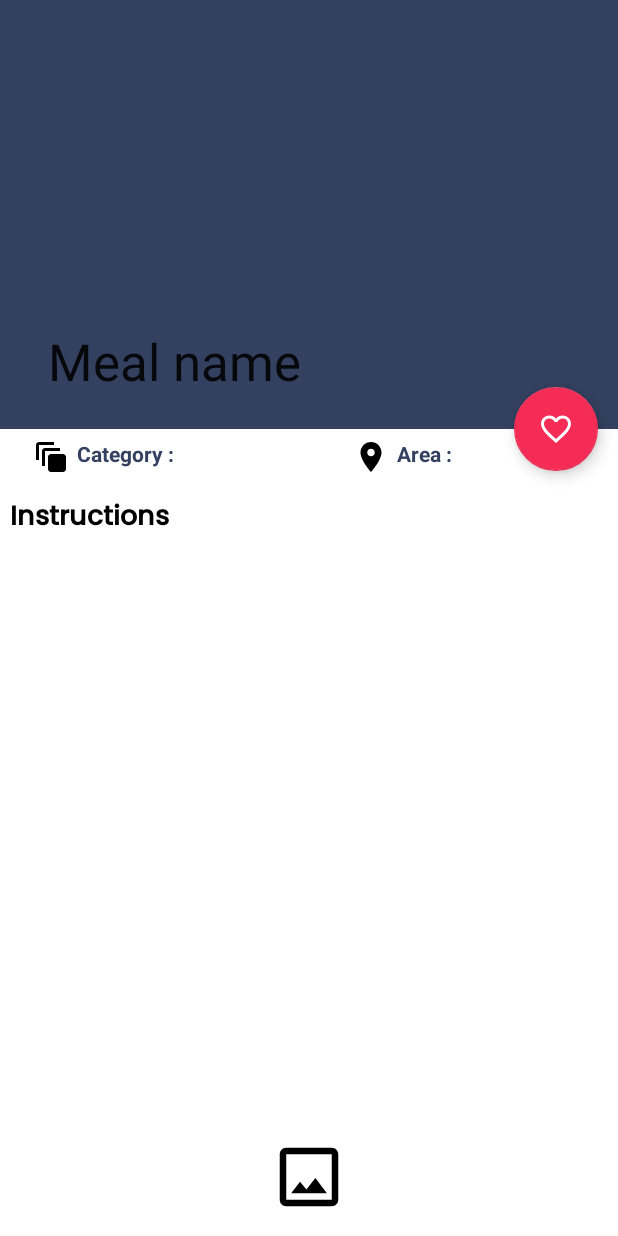
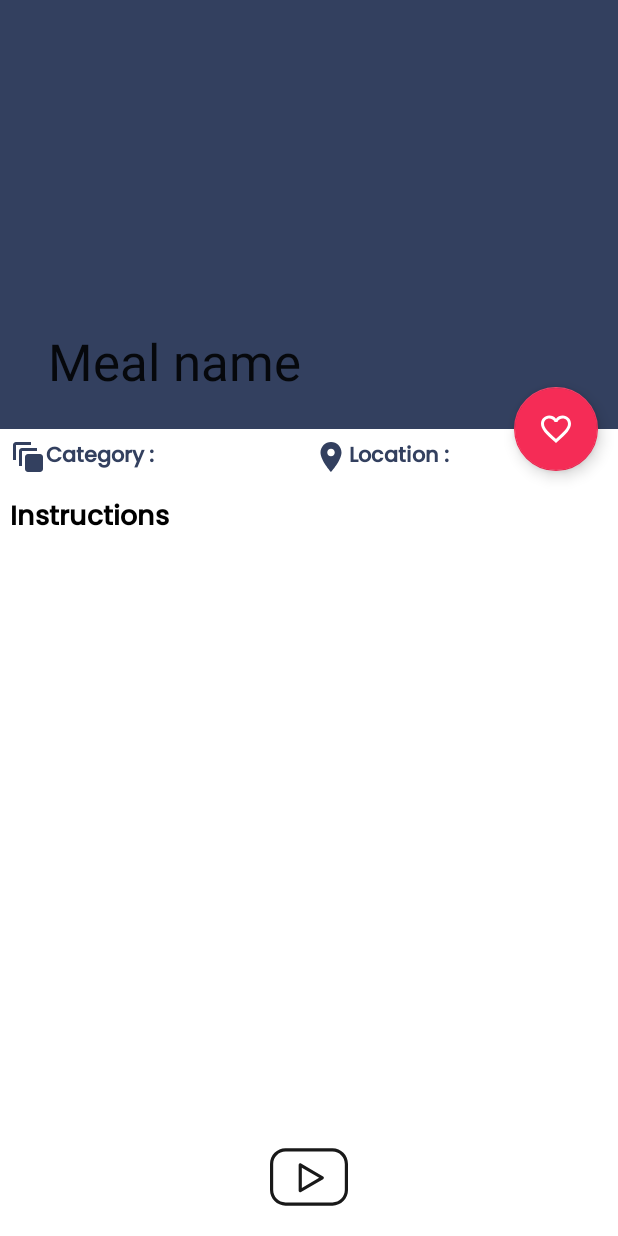
Before and after one commit to SashaWouse/FoodApp, an Android app: the layout activity_meal.xml on its own in the app's theme, with its tools: preview values and no code run, on a phone screen of 412 x 824 dp. Run offline under Robolectric (Android 15) with nearby library versions, the phone set to English and light mode, and no system bars.

Commit message:
MealViewModel, TouTube link

```diff
--- a/app/src/main/java/com/example/foodapp/retrofit/TheMealDBApi.kt
+++ b/app/src/main/java/com/example/foodapp/retrofit/TheMealDBApi.kt
@@ -3,9 +3,13 @@ package com.example.foodapp.retrofit
 import com.example.foodapp.data.MealList
 import retrofit2.Call
 import retrofit2.http.GET
+import retrofit2.http.Query
 
 interface TheMealDBApi {
 
     @GET("random.php")
     fun getRandomMeal(): Call<MealList>
+
+    @GET("lookup.php?")
+    fun getMealDetails(@Query("i") id:String) : Call<MealList>
 }
--- a/app/src/main/res/drawable/ic_insta.xml
+++ /dev/null
@@ -1,5 +0,0 @@
-<vector android:height="24dp" android:tint="#000000"
-    android:viewportHeight="24" android:viewportWidth="24"
-    android:width="24dp" xmlns:android="http://schemas.android.com/apk/res/android">
-    <path android:fillColor="@android:color/white" android:pathData="M19,3L5,3c-1.1,0 -2,0.9 -2,2v14c0,1.1 0.9,2 2,2h14c1.1,0 2,-0.9 2,-2L21,5c0,-1.1 -0.9,-2 -2,-2zM19,19L5,19L5,5h14v14zM13.96,12.29l-2.75,3.54 -1.96,-2.36L6.5,17h11l-3.54,-4.71z"/>
-</vector>
--- /dev/null
+++ b/app/src/main/res/drawable/ic_youtube.xml
@@ -0,0 +1,6 @@
+<vector android:alpha="0.9" android:height="49dp"
+    android:viewportHeight="49" android:viewportWidth="49"
+    android:width="49dp" xmlns:android="http://schemas.android.com/apk/res/android">
+    <path android:fillColor="#FF000000" android:pathData="M39.256,6.5H9.744C4.371,6.5 0,10.885 0,16.274v16.451c0,5.39 4.371,9.774 9.744,9.774h29.512c5.373,0 9.744,-4.385 9.744,-9.774V16.274C49,10.885 44.629,6.5 39.256,6.5zM47,32.726c0,4.287 -3.474,7.774 -7.744,7.774H9.744C5.474,40.5 2,37.012 2,32.726V16.274C2,11.988 5.474,8.5 9.744,8.5h29.512c4.27,0 7.744,3.488 7.744,7.774V32.726z"/>
+    <path android:fillColor="#FF000000" android:pathData="M33.36,24.138l-13.855,-8.115c-0.308,-0.18 -0.691,-0.183 -1.002,-0.005S18,16.527 18,16.886v16.229c0,0.358 0.192,0.69 0.502,0.868c0.154,0.088 0.326,0.132 0.498,0.132c0.175,0 0.349,-0.046 0.505,-0.137l13.855,-8.113c0.306,-0.179 0.495,-0.508 0.495,-0.863S33.667,24.317 33.36,24.138zM20,31.37V18.63l10.876,6.371L20,31.37z"/>
+</vector>
--- a/app/src/main/res/layout/activity_meal.xml
+++ b/app/src/main/res/layout/activity_meal.xml
@@ -37,6 +37,7 @@
     </com.google.android.material.appbar.AppBarLayout>
 
     <com.google.android.material.floatingactionbutton.FloatingActionButton
+        android:id="@+id/btn_favourites"
         android:layout_width="wrap_content"
         android:layout_height="wrap_content"
         android:src="@drawable/ic_favorite"
@@ -71,29 +72,25 @@
                     android:id="@+id/tv_categoryInfo"
                     android:layout_width="wrap_content"
                     android:layout_height="wrap_content"
-                    android:layout_gravity="center"
-                    android:layout_weight="1"
-                    android:layout_marginStart="15dp"
-                    android:drawableLeft="@drawable/ic_categories"
-                    android:drawablePadding="5dp"
                     android:text="Category : "
                     android:textStyle="bold"
                     android:textColor="@color/gray_o"
-                    android:textSize="14sp"/>
+                    android:fontFamily="@font/myfont"
+                    android:drawableLeft="@drawable/ic_categories"
+                    android:drawableTint="@color/gray_o"
+                    android:layout_weight="1"/>
 
                 <TextView
-                    android:id="@+id/tv_areaInfo"
+                    android:id="@+id/tv_locInfo"
                     android:layout_width="wrap_content"
                     android:layout_height="wrap_content"
-                    android:layout_gravity="center"
-                    android:layout_weight="1"
-                    android:layout_marginStart="15dp"
-                    android:drawableLeft="@drawable/ic_location"
-                    android:drawablePadding="5dp"
-                    android:text="Area : "
+                    android:text="Location : "
                     android:textStyle="bold"
                     android:textColor="@color/gray_o"
-                    android:textSize="14sp"/>
+                    android:fontFamily="@font/myfont"
+                    android:drawableLeft="@drawable/ic_location"
+                    android:drawableTint="@color/gray_o"
+                    android:layout_weight="1"/>
 
             </LinearLayout>
 
@@ -112,6 +109,7 @@
                 android:textSize="@dimen/_14ssp"/>
 
             <TextView
+                android:id="@+id/tv_istr_steps"
                 android:layout_width="wrap_content"
                 android:layout_height="wrap_content"
                 app:layout_constraintStart_toStartOf="@+id/tv_instructions"
@@ -125,11 +123,11 @@
     </androidx.core.widget.NestedScrollView>
 
     <ImageView
-        android:id="@+id/img_insta"
+        android:id="@+id/img_youtube"
         android:layout_width="@dimen/_40sdp"
         android:layout_height="@dimen/_40sdp"
         android:layout_gravity="bottom|center"
-        android:src="@drawable/ic_insta"
+        android:src="@drawable/ic_youtube"
         android:layout_marginBottom="@dimen/_10sdp"/>
 
     <com.google.android.material.progressindicator.LinearProgressIndicator
```
Also changed, not shown: app/src/main/java/com/example/foodapp/activities/MealActivity.kt (+76 -0 lines), app/src/main/java/com/example/foodapp/fragments/HomeFragment.kt (+7 -7 lines), app/src/main/java/com/example/foodapp/viewModel/MealViewModel.kt (added, +37 -0 lines).
